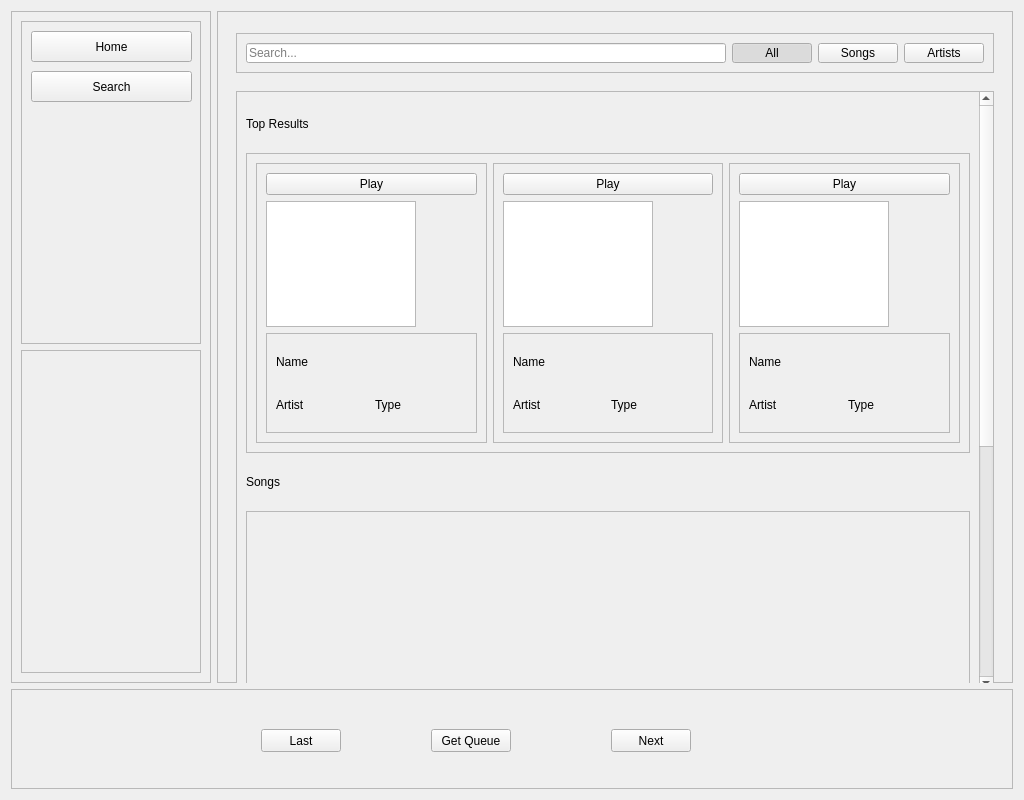
Before: the Qt Designer form client/main.ui in Nmstr/Auralium, drawn with Qt 5.
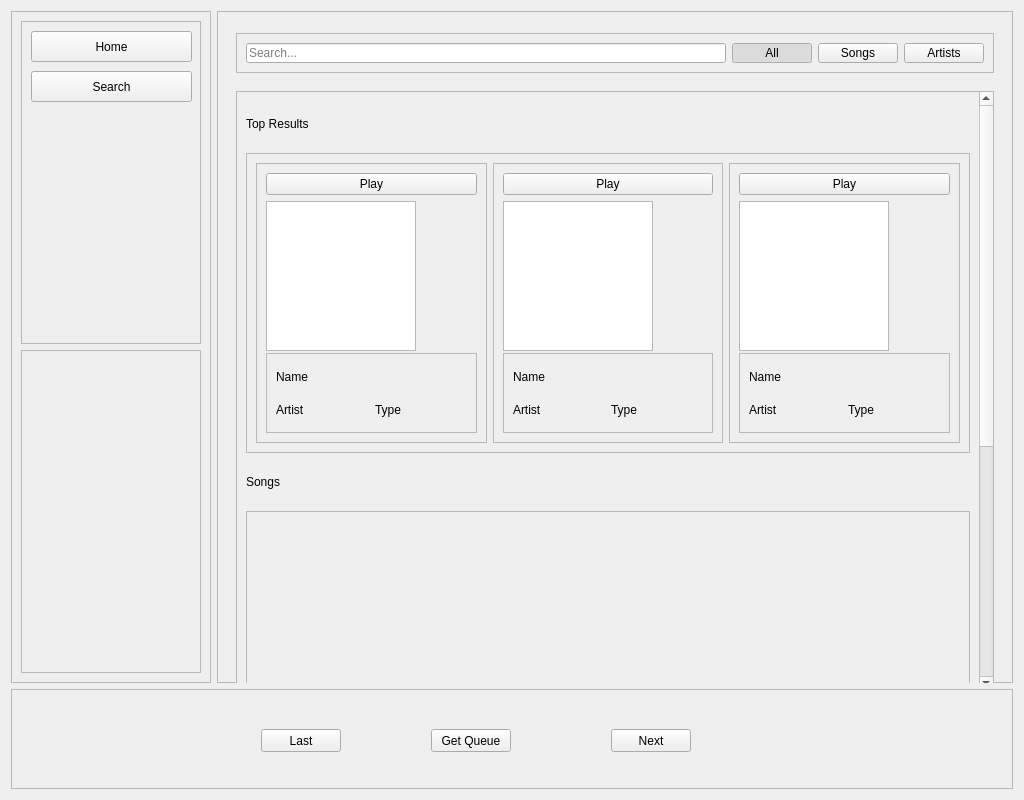
After: the same form once the commit is applied.

Patch:
```diff
--- a/client/main.ui
+++ b/client/main.ui
@@ -408,8 +408,8 @@
                      <widget class="QGraphicsView" name="searchTopResults0Img">
                       <property name="minimumSize">
                        <size>
-                        <width>0</width>
-                        <height>0</height>
+                        <width>150</width>
+                        <height>150</height>
                        </size>
                       </property>
                       <property name="maximumSize">
@@ -424,6 +424,15 @@
                         <height>0</height>
                        </size>
                       </property>
+                      <property name="verticalScrollBarPolicy">
+                       <enum>Qt::ScrollBarAlwaysOff</enum>
+                      </property>
+                      <property name="horizontalScrollBarPolicy">
+                       <enum>Qt::ScrollBarAlwaysOff</enum>
+                      </property>
+                      <property name="sizeAdjustPolicy">
+                       <enum>QAbstractScrollArea::AdjustIgnored</enum>
+                      </property>
                      </widget>
                     </item>
                     <item>
@@ -431,7 +440,7 @@
                       <property name="minimumSize">
                        <size>
                         <width>200</width>
-                        <height>100</height>
+                        <height>80</height>
                        </size>
                       </property>
                       <property name="frameShape">
@@ -486,12 +495,24 @@
                     </item>
                     <item>
                      <widget class="QGraphicsView" name="searchTopResults1Img">
+                      <property name="minimumSize">
+                       <size>
+                        <width>150</width>
+                        <height>150</height>
+                       </size>
+                      </property>
                       <property name="maximumSize">
                        <size>
                         <width>150</width>
                         <height>150</height>
                        </size>
                       </property>
+                      <property name="verticalScrollBarPolicy">
+                       <enum>Qt::ScrollBarAlwaysOff</enum>
+                      </property>
+                      <property name="horizontalScrollBarPolicy">
+                       <enum>Qt::ScrollBarAlwaysOff</enum>
+                      </property>
                      </widget>
                     </item>
                     <item>
@@ -499,7 +520,7 @@
                       <property name="minimumSize">
                        <size>
                         <width>200</width>
-                        <height>100</height>
+                        <height>80</height>
                        </size>
                       </property>
                       <property name="frameShape">
@@ -554,12 +575,24 @@
                     </item>
                     <item>
                      <widget class="QGraphicsView" name="searchTopResults2Img">
+                      <property name="minimumSize">
+                       <size>
+                        <width>150</width>
+                        <height>150</height>
+                       </size>
+                      </property>
                       <property name="maximumSize">
                        <size>
                         <width>150</width>
                         <height>150</height>
                        </size>
                       </property>
+                      <property name="verticalScrollBarPolicy">
+                       <enum>Qt::ScrollBarAlwaysOff</enum>
+                      </property>
+                      <property name="horizontalScrollBarPolicy">
+                       <enum>Qt::ScrollBarAlwaysOff</enum>
+                      </property>
                      </widget>
                     </item>
                     <item>
@@ -567,7 +600,7 @@
                       <property name="minimumSize">
                        <size>
                         <width>200</width>
-                        <height>100</height>
+                        <height>80</height>
                        </size>
                       </property>
                       <property name="frameShape">
```
